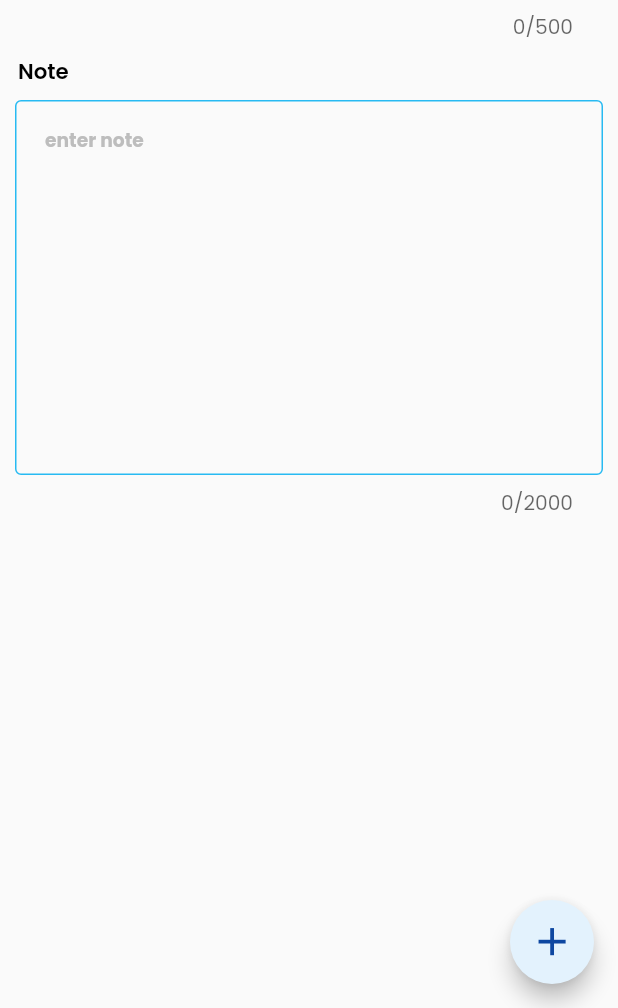
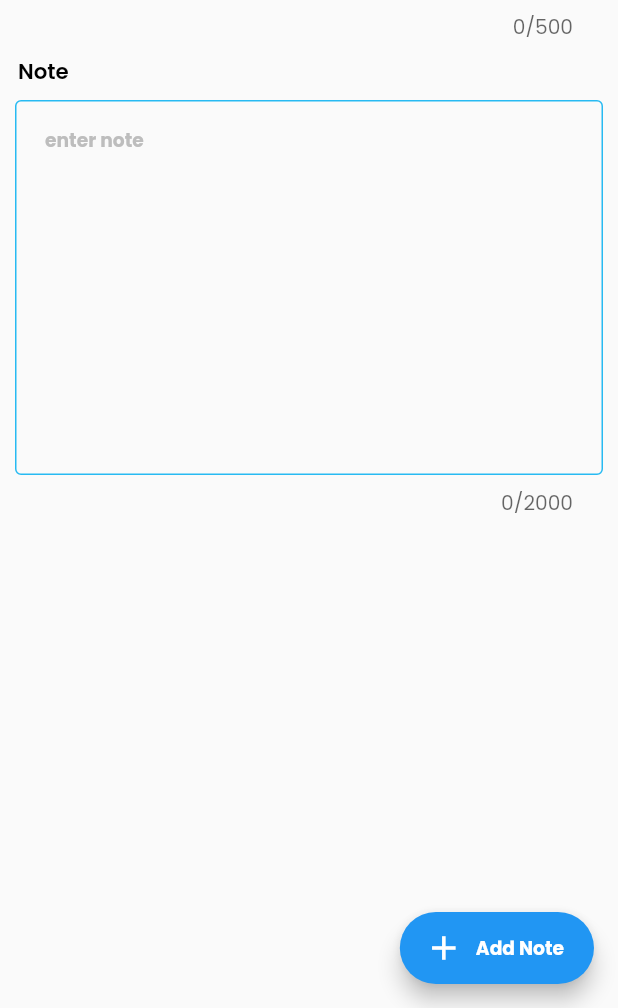
Before and after one commit to NBG-nero/Notify, a Flutter app: the AddNotescreen screen opened by its route, on a phone screen of 412 x 824 dp, the part 228-1236 px from its top. Run offline on Flutter 3.47's test engine with Material 2 defaults, Android fonts, the phone set to English and light mode, and no system bars; our stand-ins replace auto_route, flutter_screenutil, google_fonts, hive, hive_flutter, shared_preferences and 1 more; accounts and stored records are empty.

Commit message:
minor changes

```diff
--- a/lib/screens/add_note/add_note_screen.dart
+++ b/lib/screens/add_note/add_note_screen.dart
@@ -38,10 +38,7 @@ class _AddNotescreenState extends State<AddNotescreen> {
             appBar: AppBar(
                 title: Text(
                   'Add Note',
-                    style: Theme.of(context)
-                    .textTheme
-                    .headline2
-                    ?.copyWith(),
+                  style: Theme.of(context).textTheme.headline2?.copyWith(),
                 ),
                 leading: ClipRRect(
                   borderRadius: BorderRadius.circular(40),
@@ -70,8 +67,10 @@ class _AddNotescreenState extends State<AddNotescreen> {
                             hintText: 'enter title',
                             maxlines: 1,
                             maxlength: 500,
-                                style:
-                                  Theme.of(context).textTheme.headline2?.copyWith(),
+                            style: Theme.of(context)
+                                .textTheme
+                                .headline2
+                                ?.copyWith(),
                             controller: titleCtrl,
                             obscureText: false,
                             isMandatory: false),
@@ -81,8 +80,10 @@ class _AddNotescreenState extends State<AddNotescreen> {
                             hintText: 'enter note',
                             maxlines: 10,
                             maxlength: 2000,
-                              style:
-                                  Theme.of(context).textTheme.subtitle2?.copyWith(),
+                            style: Theme.of(context)
+                                .textTheme
+                                .subtitle2
+                                ?.copyWith(),
                             controller: descCtrl,
                             obscureText: false,
                             isMandatory: false),
@@ -92,16 +93,26 @@ class _AddNotescreenState extends State<AddNotescreen> {
                 ),
               ),
             ),
-              floatingActionButton: FloatingActionButton(
+            floatingActionButton: FloatingActionButton.extended(
+              tooltip: 'Add Note',
+              label: Text('Add Note',
+                  style: Theme.of(context)
+                      .textTheme
+                      .button
+                      ?.copyWith(color: Colors.white)),
               onPressed: () {
                 model.addNote(title: titleCtrl.text, desc: descCtrl.text);
 
                 AutoRouter.of(context).pushAndPopUntil(const Homescreen(),
                     predicate: (route) => false);
               },
-                backgroundColor: NColors.tertiaryolor,
-                child: Icon(Icons.add, size: 35.h, color: NColors.primaryColor),
-              ));
+              // backgroundColor: NColors.tertiaryolor,
+              icon: Icon(
+                Icons.add,
+                size: 30.h,
+              ),
+            ),
+          );
         });
   }
 }
--- a/lib/screens/edit_note/edit_note_screen.dart
+++ b/lib/screens/edit_note/edit_note_screen.dart
@@ -90,6 +90,7 @@ class _EditNotescreenState extends State<EditNotescreen> {
                                 isMandatory: false),
                             SizedBox(height: 30.h),
                             LButton(
+                              minWidth: MediaQuery.of(context).size.width * 0.5,
                               onPressed: () {
                                 model.updateNote(
                                     widget.note!.id,
--- a/lib/utilities/constants/colors.dart
+++ b/lib/utilities/constants/colors.dart
@@ -3,7 +3,7 @@ import 'package:flutter/material.dart';
 class NColors {
   NColors._();
   static Color primaryColor = const Color(0xFF0D47A1);
-
+  static Color fColor = Colors.blue;
   static Color secondaryColor = const Color.fromARGB(255, 101, 161, 203);
   static Color tertiaryolor = Colors.blue.shade50;
   static Color sideColor = const Color(0xFF27BAF2);
--- a/lib/utilities/theme.dart
+++ b/lib/utilities/theme.dart
@@ -73,7 +73,7 @@ class AppTheme {
       ),
 
       floatingActionButtonTheme:
-          FloatingActionButtonThemeData(backgroundColor: primaryColor),
+          FloatingActionButtonThemeData(backgroundColor: NColors.fColor),
     );
   }
 
@@ -151,8 +151,9 @@ class AppTheme {
       popupMenuTheme: PopupMenuThemeData(
         color: Colors.grey.shade800.withOpacity(0.95),
       ),
+
       floatingActionButtonTheme:
-          FloatingActionButtonThemeData(backgroundColor: primaryColor),
+          FloatingActionButtonThemeData(backgroundColor: NColors.primaryColor),
     );
   }
 }
--- a/lib/widgets/custom_button.dart
+++ b/lib/widgets/custom_button.dart
@@ -39,7 +39,7 @@ class _LButtonState extends State<LButton> {
         borderRadius: BorderRadius.circular(10.0),
         side: BorderSide(color: widget.sideColor ?? Colors.transparent),
       ),
-      minWidth: MediaQuery.of(context).size.width * 0.90,
+      minWidth:widget.minWidth ?? MediaQuery.of(context).size.width * 0.90 ,
       padding: const EdgeInsets.fromLTRB(20.0, 15.0, 20.0, 15.0),
       onPressed: widget.onPressed!,
       child: widget.child ?? Text(widget.buttontext ?? 'buttontext',
--- a/lib/widgets/widgets.dart
+++ b/lib/widgets/widgets.dart
@@ -2,3 +2,4 @@ export 'note_card.dart';
 export 'custom_textfield.dart';
 export 'custom_button.dart';
 export 'custom_pop_up_menu.dart';
+export 'custom_drawer.dart';
```
Also changed, not shown: lib/models/note_model.dart (+7 -3 lines), lib/screens/home/home_screen_view_model.dart (+3 -13 lines), lib/screens/home/homescreen.dart (+12 -11 lines), lib/widgets/custom_drawer.dart (added). Lines whose indentation alone changed are shown as unchanged.
